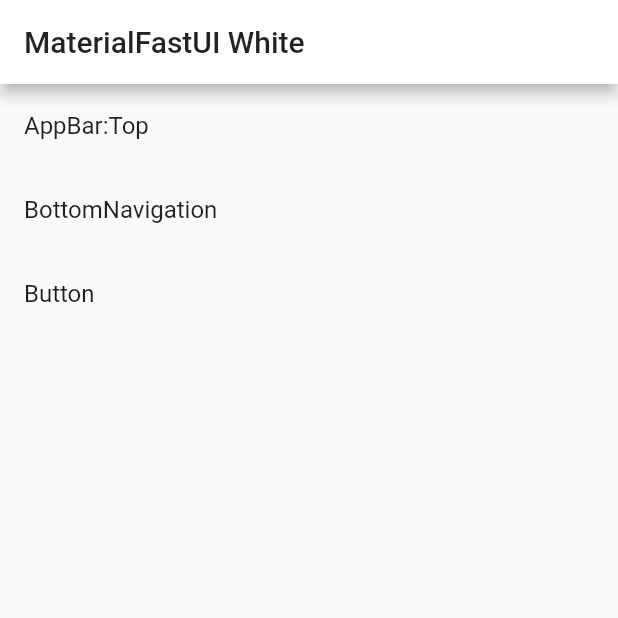
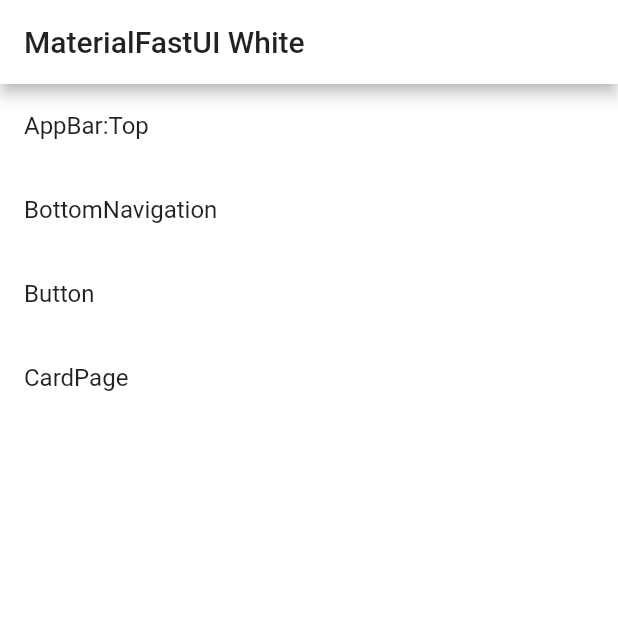
Before and after one commit to organic-nailer/flutter_fast_ui_white, a Flutter app: the screen it shows after launch, on a phone screen of 412 x 824 dp, the top half of it. Run offline on Flutter 3.47's test engine with Material 2 defaults, Android fonts, the light colour scheme and no system bars.

Commit message:
add card

```diff
--- a/lib/main.dart
+++ b/lib/main.dart
@@ -3,6 +3,7 @@ import 'package:flutter/material.dart';
 import 'package:flutter_fast_ui_white/pages/app_bar_top_page.dart';
 import 'package:flutter_fast_ui_white/pages/bottom_navigation_page.dart';
 import 'package:flutter_fast_ui_white/pages/button_page.dart';
+import 'package:flutter_fast_ui_white/pages/card_page.dart';
 
 void main() {
   runApp(MyApp());
@@ -33,6 +34,8 @@ class MyApp extends StatelessWidget {
   // from: https://material.io/design/interaction/states.html#pressed
   final Color overlayOnDark = const Color(0x52FFFFFF);
   final Color overlayOnLight = const Color(0x29000000);
+
+  final Color borderGrey = const Color(0xFFC8C8C8);
   @override
   Widget build(BuildContext context) {
     final accentIsDark = ThemeData.estimateBrightnessForColor(accentColor) == Brightness.dark;
@@ -42,6 +45,7 @@ class MyApp extends StatelessWidget {
       title: 'Flutter Demo',
       theme: ThemeData(
         primarySwatch: materialWhite,
+        scaffoldBackgroundColor: Colors.white,
         bottomNavigationBarTheme: BottomNavigationBarThemeData(
           selectedItemColor: activeBlack,
           unselectedItemColor: inactiveBlack
@@ -69,6 +73,16 @@ class MyApp extends StatelessWidget {
         floatingActionButtonTheme: FloatingActionButtonThemeData(
           backgroundColor: accentColor,
           foregroundColor: accentTextTheme.button!.color
+        ),
+        cardTheme: CardTheme(
+          elevation: 0,
+          shape: RoundedRectangleBorder(
+            side: BorderSide(
+              color: borderGrey,
+              width: 2
+            ),
+            borderRadius: BorderRadius.circular(8)
+          )
         )
       ),
       home: SampleListPage(),
@@ -104,6 +118,7 @@ class SampleListPage extends StatelessWidget {
     SampleData("AppBar:Top", (_) => AppBarTopPage()),
     SampleData("BottomNavigation", (_) => BottomNavigationPage()),
     SampleData("Button", (_) => ButtonPage()),
+    SampleData("CardPage", (_) => CardPage()),
   ];
 }
 
--- a/pubspec.yaml
+++ b/pubspec.yaml
@@ -44,10 +44,8 @@ flutter:
   # the material Icons class.
   uses-material-design: true
 
-  # To add assets to your application, add an assets section, like this:
-  # assets:
-  #   - images/a_dot_burr.jpeg
-  #   - images/a_dot_ham.jpeg
+  assets:
+    - assets/panda.jpg
 
   # An image asset can refer to one or more resolution-specific "variants", see
   # https://flutter.dev/assets-and-images/#resolution-aware.
```
Also changed, not shown: lib/pages/card_page.dart (added, +65 -0 lines), assets/panda.jpg (added).
